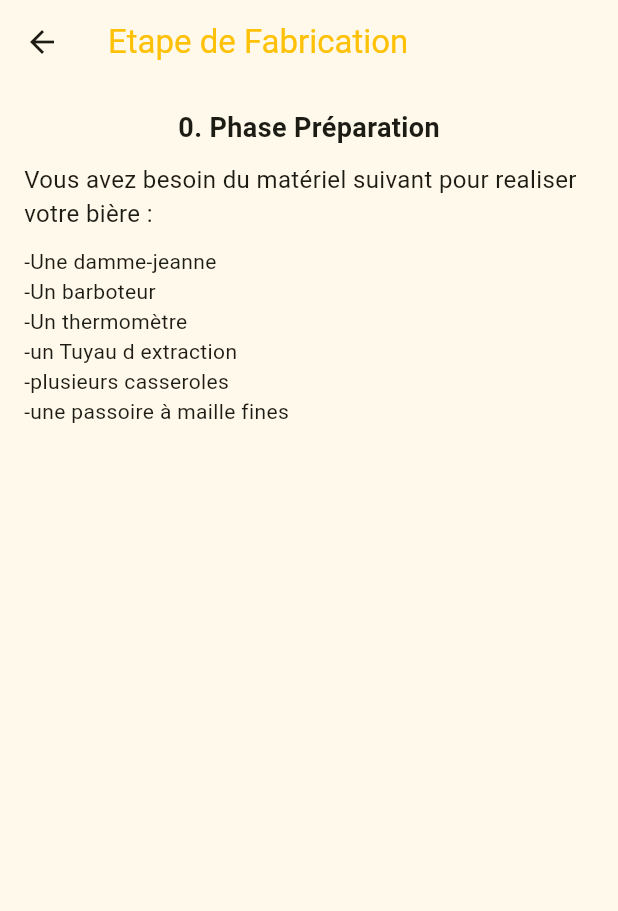
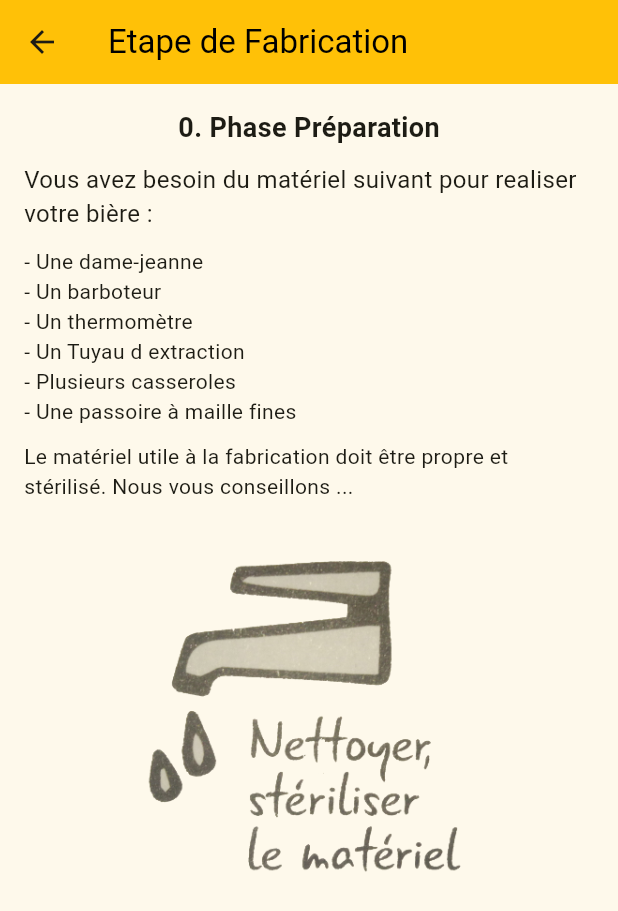
Before and after one commit to Karma243162/BeerMaker, a Flutter app: the RecetteBeer screen opened directly, on a phone screen of 412 x 824 dp. Shown: the top 911 px of the screen. Run offline on Flutter 3.47's test engine with Material 2 defaults, Android fonts, the phone set to English and light mode, and no system bars.

Commit message:
secure code

```diff
--- a/lib/Pages/Recette.dart
+++ b/lib/Pages/Recette.dart
@@ -10,9 +10,10 @@ class _RecetteBeerState extends State<RecetteBeer> {
   Widget build(BuildContext context) {
     return Scaffold(
       appBar: AppBar(
+        backgroundColor: Color.fromARGB(255, 255, 193, 7),
         title: Text(
           'Etape de Fabrication',
-          style: TextStyle(color: Color.fromARGB(255, 255, 193, 7)),
+          style: TextStyle(color: Color.fromARGB(255, 0, 0, 0)),
         ),
       ),
       body: Padding(
@@ -41,13 +42,28 @@ class _RecetteBeerState extends State<RecetteBeer> {
             Column(
               crossAxisAlignment: CrossAxisAlignment.start,
               children: <Widget>[
-                Text('-Une damme-jeanne'),
-                Text('-Un barboteur'),
-                Text('-Un thermomètre'),
-                Text('-un Tuyau d extraction'),
-                Text('-plusieurs casseroles'),
-                Text('-une passoire à maille fines'),
+                Text('- Une dame-jeanne'),
+                Text('- Un barboteur'),
+                Text('- Un thermomètre'),
+                Text('- Un Tuyau d extraction'),
+                Text('- Plusieurs casseroles'),
+                Text('- Une passoire à maille fines'),
               ],
+            ),
+            Padding(
+              padding: const EdgeInsets.only(top: 10.0),
+              child: Text(
+                "Le matériel utile à la fabrication doit être propre et stérilisé. Nous vous conseillons ...",
+              ),
+            ),
+            SizedBox(height: 20),
+            Container(
+              alignment: Alignment.center,
+              child: Image.asset(
+                'assets/step00.png',
+                width: 250,
+                height: 250,
+              ),
             ),
           ],
         ),
--- a/lib/Splash.dart
+++ b/lib/Splash.dart
@@ -25,7 +25,7 @@ class _SplashScreenState extends State<SplashScreen> {
   @override
   Widget build(BuildContext context) {
     return Scaffold(
-      backgroundColor: Color.fromARGB(255, 255, 193, 7),
+
       body: Stack(
         fit: StackFit.expand,
         children: <Widget>[
```
Also changed, not shown: lib/Fabrication.dart (added, +14 -0 lines), lib/Home.dart (+6 -5 lines), lib/Pages/Outils.dart (added, +103 -0 lines), assets/step00.png (added).
